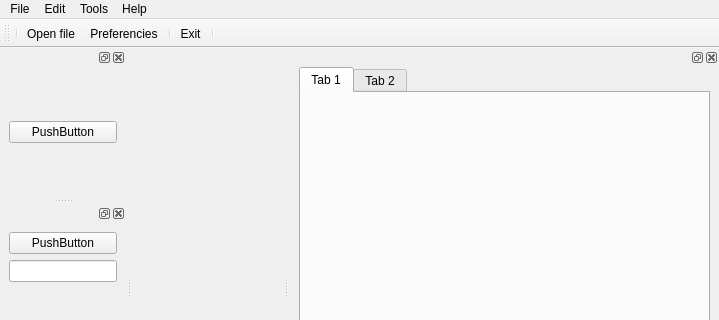
This is mainwin.ui in pgroning/best as Qt 5 draws it before an edit; both pictures show x 0 to 719 and y 0 to 320 of the 719 by 548 pixel window. The edited form follows.
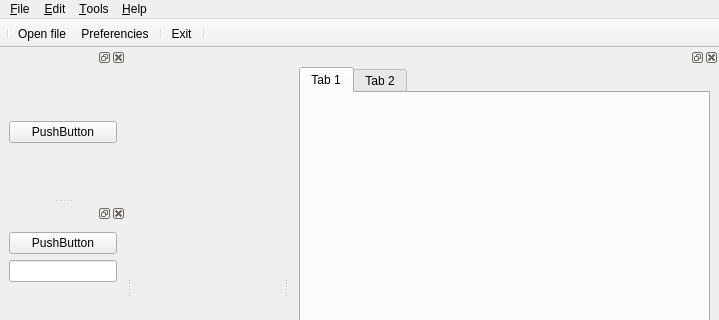
This is the edited form. Icons and pictures are not drawn.

Commit message: added & to menu item title

```diff
--- a/mainwin.ui
+++ b/mainwin.ui
@@ -29,7 +29,7 @@
    </property>
    <widget class="QMenu" name="menuFile">
     <property name="title">
-     <string>File</string>
+     <string>&amp;File</string>
     </property>
     <addaction name="fileMenuOpenFile"/>
     <addaction name="separator"/>
@@ -37,13 +37,13 @@
    </widget>
    <widget class="QMenu" name="menuEdit">
     <property name="title">
-     <string>Edit</string>
+     <string>&amp;Edit</string>
     </property>
     <addaction name="actionPreferencies"/>
    </widget>
    <widget class="QMenu" name="menuTools">
     <property name="title">
-     <string>Tools</string>
+     <string>&amp;Tools</string>
     </property>
     <widget class="QMenu" name="menuPlot">
      <property name="title">
@@ -67,7 +67,7 @@
      <enum>Qt::LeftToRight</enum>
     </property>
     <property name="title">
-     <string>Help</string>
+     <string>&amp;Help</string>
     </property>
     <addaction name="actionAbout"/>
     <addaction name="separator"/>
@@ -138,12 +138,12 @@
    <property name="autoFillBackground">
     <bool>false</bool>
    </property>
+   <property name="movable">
+    <bool>false</bool>
+   </property>
    <property name="allowedAreas">
     <set>Qt::BottomToolBarArea|Qt::TopToolBarArea</set>
    </property>
-   <property name="toolButtonStyle">
-    <enum>Qt::ToolButtonFollowStyle</enum>
-   </property>
    <property name="floatable">
     <bool>true</bool>
    </property>
```
Left out of the diff: 4 changed lines with no effect on the pictures. The commit also changes 1 other file.
